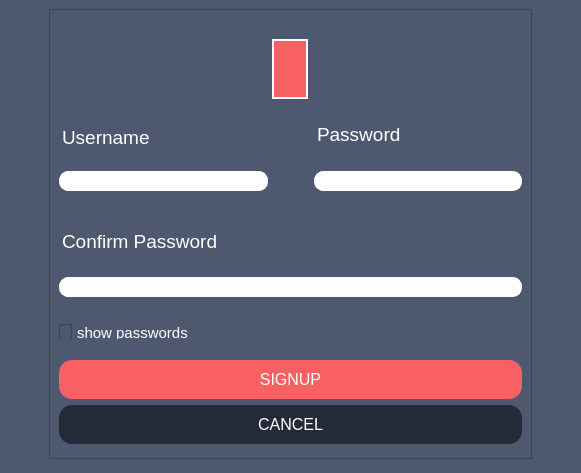
Before: the Qt Designer form src/client/gui/ui/registration.ui in aleoli/Shared-Editor, drawn with Qt 5.
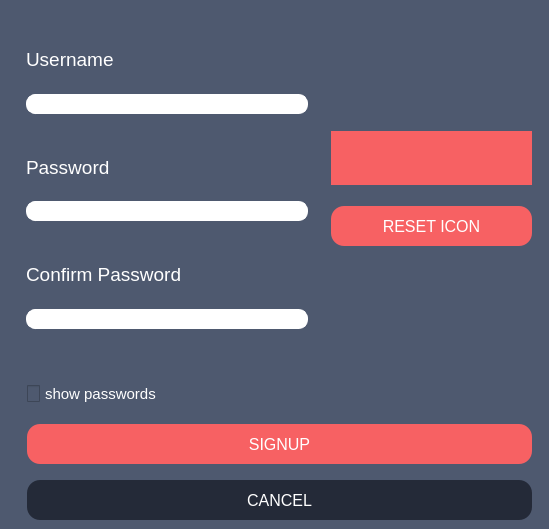
After: the same form once the commit is applied. Icons and pictures are not drawn.

```diff
--- a/src/client/gui/ui/registration.ui
+++ b/src/client/gui/ui/registration.ui
@@ -6,8 +6,8 @@
    <rect>
     <x>0</x>
     <y>0</y>
-    <width>581</width>
-    <height>473</height>
+    <width>549</width>
+    <height>529</height>
    </rect>
   </property>
   <property name="windowTitle">
@@ -27,38 +27,114 @@
     <string notr="true">background : #4e596f;</string>
    </property>
    <layout class="QGridLayout" name="gridLayout">
-    <item row="1" column="0">
-     <widget class="QFrame" name="frame">
-      <property name="styleSheet">
-       <string notr="true">padding-top: 0px;
-margin-left: 40px;
-margin-right: 40px;
-margin-bottom: 5px;</string>
+    <item row="17" column="2" colspan="2">
+     <layout class="QVBoxLayout" name="buttons">
+      <property name="leftMargin">
+       <number>10</number>
       </property>
-      <property name="frameShape">
-       <enum>QFrame::StyledPanel</enum>
-      </property>
-      <property name="frameShadow">
-       <enum>QFrame::Raised</enum>
-      </property>
-      <layout class="QVBoxLayout" name="verticalLayout_5">
+      <item>
+       <widget class="QPushButton" name="btn_signup">
+        <property name="sizePolicy">
+         <sizepolicy hsizetype="Minimum" vsizetype="Fixed">
+          <horstretch>0</horstretch>
+          <verstretch>0</verstretch>
+         </sizepolicy>
+        </property>
+        <property name="cursor">
+         <cursorShape>PointingHandCursor</cursorShape>
+        </property>
+        <property name="toolTip">
+         <string/>
+        </property>
+        <property name="styleSheet">
+         <string notr="true">QPushButton {
+	background: #f76163;
+    border-width: 1px;
+    border-radius: 13px;
+    border-color: #f76163;
+    font: 12pt;
+    color: white;
+    padding: 10px;
+	margin-left: 0px;
+	margin-right: 0px;
+	margin-top: 15px;
+	margin-bottom: 10px;
+	min-height: 20px;
+}
+
+QPushButton:hover {
+background: qradialgradient(cx:0.3, cy:0.5, radius: 5.5,
+              fx:0.5, fy:0.5, stop:0 #f65964, stop:1 white);
+}
+
+QPushButton:pressed {
+background: qradialgradient(cx:0.7, cy:0.5, radius: 5.5,
+              fx:0.5, fy:0.5, stop:0 #f65964, stop:1 black);
+}
+
+QPushButton:focus {
+   border: none;
+   outline: none;
+}</string>
+        </property>
+        <property name="text">
+         <string>SIGNUP</string>
+        </property>
+       </widget>
+      </item>
        <item>
-        <spacer name="verticalSpacer">
-         <property name="orientation">
-          <enum>Qt::Vertical</enum>
-         </property>
-         <property name="sizeType">
-          <enum>QSizePolicy::Fixed</enum>
-         </property>
-         <property name="sizeHint" stdset="0">
-          <size>
-           <width>20</width>
-           <height>20</height>
-          </size>
-         </property>
-        </spacer>
-       </item>
-       <item alignment="Qt::AlignHCenter">
+       <widget class="QPushButton" name="btn_cancel">
+        <property name="sizePolicy">
+         <sizepolicy hsizetype="Minimum" vsizetype="Fixed">
+          <horstretch>0</horstretch>
+          <verstretch>0</verstretch>
+         </sizepolicy>
+        </property>
+        <property name="cursor">
+         <cursorShape>PointingHandCursor</cursorShape>
+        </property>
+        <property name="toolTip">
+         <string/>
+        </property>
+        <property name="styleSheet">
+         <string notr="true">QPushButton {
+    background: #242A38;
+    border-width: 1px;
+    border-radius: 13px;
+    border-color: #242A38;
+    font: 12pt;
+	color: white;
+    padding: 10px;
+	margin-left: 0px;
+	margin-right: 0px;
+	margin-top: 0px;
+	min-height: 20px;
+}
+
+QPushButton:hover {
+background: qradialgradient(cx:0.3, cy:0.5, radius: 5.5,
+              fx:0.5, fy:0.5, stop:0 #242A38, stop:1 white);
+}
+
+QPushButton:pressed {
+border-style: inset;
+background: qradialgradient(cx:0.7, cy:0.5, radius: 5.5,
+              fx:0.5, fy:0.5, stop:0 #242A38, stop:1 #000);
+}
+
+QPushButton:focus {
+   border: none;
+   outline: none;
+}</string>
+        </property>
+        <property name="text">
+         <string>CANCEL</string>
+        </property>
+       </widget>
+      </item>
+     </layout>
+    </item>
+    <item row="5" column="3">
         <widget class="QPushButton" name="btn_changeProfile">
          <property name="enabled">
           <bool>true</bool>
@@ -71,8 +147,8 @@
          </property>
          <property name="maximumSize">
           <size>
-           <width>140</width>
-           <height>65</height>
+        <width>201</width>
+        <height>201</height>
           </size>
          </property>
          <property name="sizeIncrement">
@@ -99,8 +175,8 @@
          <property name="styleSheet">
           <string notr="true">QPushButton{
 background-color: #f76163;
-border: 2px solid white;
-border-radius: 30px;
+border: 1px solid #f76163;
+border-radius: 100px;
 }
 
 QPushButton:hover{
@@ -108,7 +184,18 @@
 }
 
 QPushButton:pressed{
-background-color: #242A38;
+padding: 1px -1px -1px 1px;
+}
+
+QToolTip{
+	background: none;
+	margin-left: 0px;
+	margin-right: 0px;
+}
+
+QPushButton:focus {
+   border: none;
+   outline: none;
 }</string>
          </property>
          <property name="text">
@@ -120,8 +207,8 @@
          </property>
          <property name="iconSize">
           <size>
-           <width>59</width>
-           <height>59</height>
+        <width>200</width>
+        <height>200</height>
           </size>
          </property>
          <property name="autoDefault">
@@ -135,11 +222,68 @@
          </property>
         </widget>
        </item>
-       <item>
-        <layout class="QHBoxLayout" name="uname_pwd">
-         <property name="topMargin">
-          <number>0</number>
-         </property>
+    <item row="6" column="3">
+     <widget class="QPushButton" name="btn_reset">
+      <property name="cursor">
+       <cursorShape>PointingHandCursor</cursorShape>
+      </property>
+      <property name="styleSheet">
+       <string notr="true">QPushButton {
+	background: #f76163;
+    border-width: 1px;
+    border-radius: 13px;
+    border-color: #f76163;
+    font: 12pt;
+    color: white;
+    padding: 10px;
+	margin-left: 0px;
+	margin-right: 0px;
+	margin-top: 15px;
+	margin-bottom: 10px;
+	min-height: 20px;
+}
+
+QPushButton:hover {
+background: qradialgradient(cx:0.3, cy:0.5, radius: 5.5,
+              fx:0.5, fy:0.5, stop:0 #f65964, stop:1 white);
+}
+
+QPushButton:pressed {
+background: qradialgradient(cx:0.7, cy:0.5, radius: 5.5,
+              fx:0.5, fy:0.5, stop:0 #f65964, stop:1 black);
+}
+
+QPushButton:focus {
+   border: none;
+   outline: none;
+}</string>
+      </property>
+      <property name="text">
+       <string>RESET ICON</string>
+      </property>
+     </widget>
+    </item>
+    <item row="3" column="2" rowspan="6">
+     <widget class="QFrame" name="frame">
+      <property name="maximumSize">
+       <size>
+        <width>300</width>
+        <height>340</height>
+       </size>
+      </property>
+      <property name="styleSheet">
+       <string notr="true">padding-top: 0px;
+margin-left: 0px;
+margin-right: 0px;
+margin-bottom: 5px;</string>
+      </property>
+      <property name="frameShape">
+       <enum>QFrame::NoFrame</enum>
+      </property>
+      <property name="frameShadow">
+       <enum>QFrame::Plain</enum>
+      </property>
+      <layout class="QVBoxLayout" name="verticalLayout_5">
          <item>
           <layout class="QVBoxLayout" name="uname">
            <property name="rightMargin">
@@ -150,7 +294,6 @@
              <property name="styleSheet">
               <string notr="true">QLabel{
 	text-decoration: none;
-	background: rgba(0,0,0,0);
 	margin-left: 0px;
 	margin-bottom: 0px;
 }</string>
@@ -167,7 +310,7 @@
 border:1px solid white;
 border-radius: 9px;
 padding: 1 8px;
-margin: 0 20 20 0px;
+margin: 0 0 20 0px;
 color: #242A38;
 font: &quot;Segoe UI Emoji&quot;;
 selection-background-color: #f76163;</string>
@@ -181,7 +324,11 @@
            <item>
             <widget class="QLabel" name="label_pwd">
              <property name="styleSheet">
-              <string notr="true">margin-left: 20px;</string>
+            <string notr="true">QLabel{
+	text-decoration: none;
+	margin-left: 0px;
+	margin-bottom: 0px;
+}</string>
              </property>
              <property name="text">
               <string>&lt;html&gt;&lt;head/&gt;&lt;body&gt;&lt;p&gt;&lt;span style=&quot; font-size:14pt; color:#ffffff;&quot;&gt;Password&lt;/span&gt;&lt;/p&gt;&lt;/body&gt;&lt;/html&gt;</string>
@@ -195,14 +342,15 @@
 border:1px solid white;
 border-radius: 9px;
 padding: 1 8px;
-margin: 0 0 20 20px;
+margin: 0 0 20 0px;
 color: #242A38;
 font: &quot;Segoe UI Emoji&quot;;
 selection-background-color: #f76163;</string>
              </property>
-            </widget>
-           </item>
-          </layout>
+           <property name="echoMode">
+            <enum>QLineEdit::Password</enum>
+           </property>
+          </widget>
          </item>
         </layout>
        </item>
@@ -217,7 +365,11 @@
          <item>
           <widget class="QLabel" name="label_cnfrmPwd">
            <property name="styleSheet">
-            <string notr="true">margin-left: 0px;</string>
+            <string notr="true">QLabel{
+	text-decoration: none;
+	margin-left: 0px;
+	margin-bottom: 0px;
+}</string>
            </property>
            <property name="text">
             <string>&lt;html&gt;&lt;head/&gt;&lt;body&gt;&lt;p&gt;&lt;span style=&quot; font-size:14pt; color:#ffffff;&quot;&gt;Confirm Password&lt;/span&gt;&lt;/p&gt;&lt;/body&gt;&lt;/html&gt;</string>
@@ -236,13 +388,17 @@
 font: &quot;Segoe UI Emoji&quot;;
 selection-background-color: #f76163;</string>
            </property>
+           <property name="echoMode">
+            <enum>QLineEdit::Password</enum>
+           </property>
           </widget>
          </item>
         </layout>
        </item>
-       <item>
-        <layout class="QVBoxLayout" name="buttons">
-         <item>
+      </layout>
+     </widget>
+    </item>
+    <item row="9" column="2">
           <widget class="QCheckBox" name="checkBox_showPwds">
            <property name="cursor">
             <cursorShape>PointingHandCursor</cursorShape>
@@ -255,8 +411,8 @@
     spacing: 5px;
 	font-size: 11pt;
 	color:white;
-	margin-bottom: -3px;
-	margin-left: 0px;
+	margin-bottom: 0px;
+	margin-left: 10px;
 }
 
 QCheckBox::indicator {
@@ -271,106 +427,16 @@
 QCheckBox::indicator:checked {
     image: url(:/res/checkbox_checked.png);
 }
+
+QCheckBox:focus {
+   border: none;
+   outline: none;
+}
 </string>
            </property>
            <property name="text">
             <string>show passwords</string>
            </property>
-          </widget>
-         </item>
-         <item>
-          <widget class="QPushButton" name="btn_signup">
-           <property name="sizePolicy">
-            <sizepolicy hsizetype="Minimum" vsizetype="Fixed">
-             <horstretch>0</horstretch>
-             <verstretch>0</verstretch>
-            </sizepolicy>
-           </property>
-           <property name="cursor">
-            <cursorShape>PointingHandCursor</cursorShape>
-           </property>
-           <property name="toolTip">
-            <string>&lt;html&gt;&lt;head/&gt;&lt;body&gt;&lt;p&gt;Save all changes&lt;/p&gt;&lt;/body&gt;&lt;/html&gt;</string>
-           </property>
-           <property name="styleSheet">
-            <string notr="true">QPushButton {
-	background: #f76163;
-    /*border-style: outset;*/
-    border-width: 1px;
-    border-radius: 13px;
-    border-color: #f76163;
-    font: 12pt;
-    color: white;
-    padding: 10px;
-	margin-left: 0px;
-	margin-right: 0px;
-	margin-top: 15px;
-	margin-bottom: 0px;
-}
-
-QPushButton:hover {
-background: qradialgradient(cx:0.3, cy:0.5, radius: 5.5,
-              fx:0.5, fy:0.5, stop:0 #f65964, stop:1 white);
-}
-
-QPushButton:pressed {
-background: qradialgradient(cx:0.7, cy:0.5, radius: 5.5,
-              fx:0.5, fy:0.5, stop:0 #f65964, stop:1 black);
-}</string>
-           </property>
-           <property name="text">
-            <string>SIGNUP</string>
-           </property>
-          </widget>
-         </item>
-         <item>
-          <widget class="QPushButton" name="btn_cancel">
-           <property name="sizePolicy">
-            <sizepolicy hsizetype="Minimum" vsizetype="Fixed">
-             <horstretch>0</horstretch>
-             <verstretch>0</verstretch>
-            </sizepolicy>
-           </property>
-           <property name="cursor">
-            <cursorShape>PointingHandCursor</cursorShape>
-           </property>
-           <property name="toolTip">
-            <string>&lt;html&gt;&lt;head/&gt;&lt;body&gt;&lt;p&gt;Abort&lt;/p&gt;&lt;/body&gt;&lt;/html&gt;</string>
-           </property>
-           <property name="styleSheet">
-            <string notr="true">QPushButton {
-    background: #242A38;
-    /*border-style: outset;*/
-    border-width: 1px;
-    border-radius: 13px;
-    border-color: #242A38;
-    font: 12pt;
-	color: white;
-    padding: 10px;
-	margin-left: 0px;
-	margin-right: 0px;
-	margin-top: 0px;
-}
-
-QPushButton:hover {
-background: qradialgradient(cx:0.3, cy:0.5, radius: 5.5,
-              fx:0.5, fy:0.5, stop:0 #242A38, stop:1 white);
-}
-
-QPushButton:pressed {
-border-style: inset;
-background: qradialgradient(cx:0.7, cy:0.5, radius: 5.5,
-              fx:0.5, fy:0.5, stop:0 #242A38, stop:1 #000);
-}</string>
-           </property>
-           <property name="text">
-            <string>CANCEL</string>
-           </property>
-          </widget>
-         </item>
-        </layout>
-       </item>
-      </layout>
      </widget>
     </item>
    </layout>
```
Left out of the diff: 4 changed lines with no effect on the pictures. Lines whose indentation alone changed are shown as unchanged.
